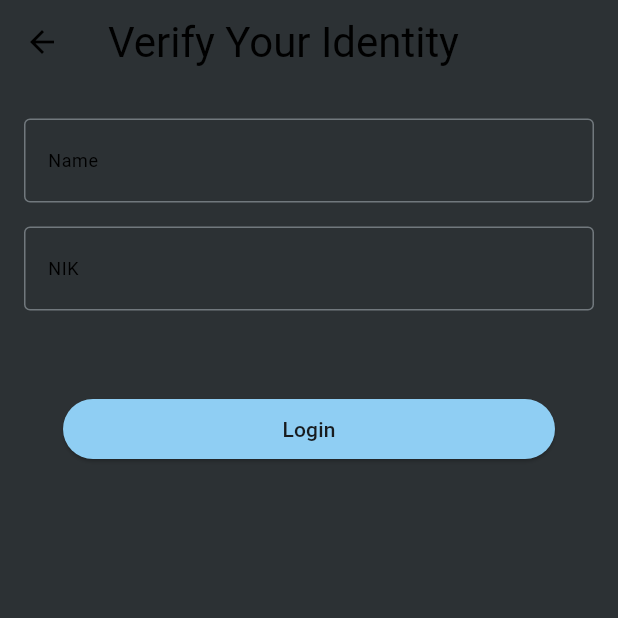
After one commit to AgusDharmaUDEL93/X-Buddy, a Flutter app: the VerifyScreen screen opened directly, on a phone screen of 412 x 824 dp, the top half of it. The commit adds this screen. Run offline on Flutter 3.47's test engine with Material 3 defaults, Android fonts, the phone set to English and light mode, and no system bars; our stand-ins replace firebase_core, get; accounts and stored records are empty.

Commit message:
add open verify and verify screen

```diff
--- a/lib/app/modules/profile/controllers/profile_controller.dart
+++ b/lib/app/modules/profile/controllers/profile_controller.dart
@@ -4,7 +4,7 @@ class ProfileController extends GetxController {
   //TODO: Implement ProfileController
 
   final count = 0.obs;
-  var isLogin = false.obs;
+  var isLogin = true.obs;
   var isVerify = false.obs;
 
   void IsLogin() => isLogin;
--- /dev/null
+++ b/lib/app/modules/profile/views/verify_screen.dart
@@ -0,0 +1,82 @@
+import 'package:flutter/material.dart';
+
+class VerifyScreen extends StatelessWidget {
+  const VerifyScreen({super.key});
+
+  @override
+  Widget build(BuildContext context) {
+    return Scaffold(
+      backgroundColor: Theme.of(context).colorScheme.inverseSurface,
+      appBar: AppBar(
+        iconTheme: IconThemeData(color: Theme.of(context).colorScheme.scrim),
+        backgroundColor: Theme.of(context).colorScheme.inverseSurface,
+        title: Text(
+          "Verify Your Identity",
+          style: Theme.of(context)
+              .textTheme
+              .headlineMedium
+              ?.copyWith(color: Theme.of(context).colorScheme.scrim),
+        ),
+      ),
+      body: Padding(
+        padding: const EdgeInsets.only(top: 23, left: 16, right: 16),
+        child: Column(
+          children: [
+            TextFormField(
+              decoration: InputDecoration(
+                  border: OutlineInputBorder(
+                      borderRadius: BorderRadius.circular(4)),
+                  hintText: "Insert Your Name Base Your Identity",
+                  hintStyle: Theme.of(context)
+                      .textTheme
+                      .bodyLarge
+                      ?.copyWith(color: Theme.of(context).colorScheme.scrim),
+                  label: Text("Name"),
+                  labelStyle: Theme.of(context)
+                      .textTheme
+                      .bodySmall
+                      ?.copyWith(color: Theme.of(context).colorScheme.scrim)),
+            ),
+            const SizedBox(height: 16),
+            TextFormField(
+              decoration: InputDecoration(
+                  border: OutlineInputBorder(
+                      borderRadius: BorderRadius.circular(4)),
+                  hintText: "Insert Your NIK Base Your Identity",
+                  hintStyle: Theme.of(context)
+                      .textTheme
+                      .bodyLarge
+                      ?.copyWith(color: Theme.of(context).colorScheme.scrim),
+                  label: Text("NIK"),
+                  labelStyle: Theme.of(context)
+                      .textTheme
+                      .bodySmall
+                      ?.copyWith(color: Theme.of(context).colorScheme.scrim)),
+            ),
+            const SizedBox(height: 55),
+            Center(
+              child: SizedBox(
+                width: 328,
+                child: Expanded(
+                  child: ElevatedButton(
+                    onPressed: () {
+                      // Get.to(VerifyScreen());
+                    },
+                    style: ElevatedButton.styleFrom(
+                        backgroundColor:
+                            Theme.of(context).colorScheme.inversePrimary),
+                    child: Text(
+                      'Login',
+                      textAlign: TextAlign.center,
+                      style: Theme.of(context).textTheme.labelLarge,
+                    ),
+                  ),
+                ),
+              ),
+            )
+          ],
+        ),
+      ),
+    );
+  }
+}
```
Also changed, not shown: lib/app/modules/profile/views/open_verify.dart (added, +68 -0 lines), lib/app/modules/profile/views/profile_view.dart (+6 -2 lines), assets/img/open_verify.png (added).
